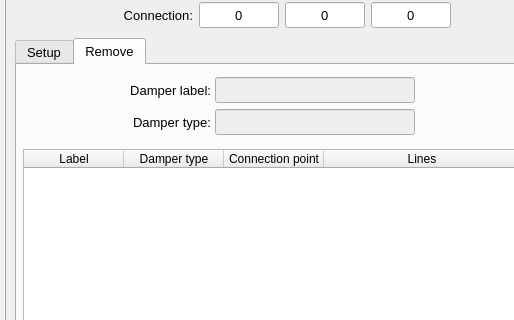
open-pulse/OpenPulse, file pulse/interface/data/ui_files/model/editor/pulsation_damper_editor_inputs.ui: the form before one commit; both pictures show x 0 to 514 and y 133 to 453 of the 1056 by 730 pixel window.
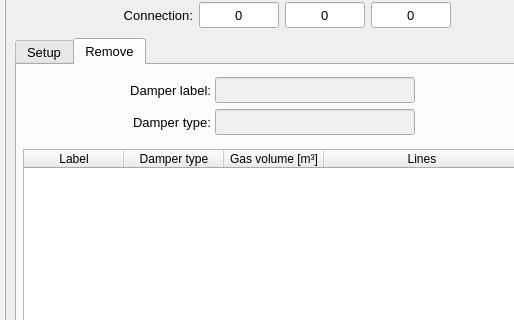
The form after the commit. The open tabs and pages were chosen to show the change. Icons and pictures are not drawn. Custom widgets are drawn as their Qt base class.

Commit message: feat: switches connection coords to gas volume info in the damper treewidget

Patch:
```diff
--- a/pulse/interface/data/ui_files/model/editor/pulsation_damper_editor_inputs.ui
+++ b/pulse/interface/data/ui_files/model/editor/pulsation_damper_editor_inputs.ui
@@ -2615,7 +2615,7 @@
                   </column>
                   <column>
                    <property name="text">
-                    <string>Connection point</string>
+                    <string>Gas volume [m³]</string>
                    </property>
                    <property name="font">
                     <font>
```
Left out of the diff: 2 changed lines with no effect on the pictures. The commit also changes 1 other file.
